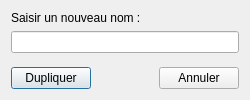
Qt form Src/MatisseServer/ui/DuplicateDialog.ui (IfremerUnderwater/Matisse) before a commit.
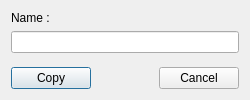
The same form after that commit.

Patch:
```diff
--- a/Src/MatisseServer/ui/DuplicateDialog.ui
+++ b/Src/MatisseServer/ui/DuplicateDialog.ui
@@ -19,7 +19,7 @@
      <item>
       <widget class="QLabel" name="_LA_newNamePrompt">
        <property name="text">
-        <string>Saisir un nouveau nom :</string>
+        <string>Name :</string>
        </property>
       </widget>
      </item>
@@ -46,7 +46,7 @@
      <item>
       <widget class="QPushButton" name="_PB_save">
        <property name="text">
-        <string>Dupliquer</string>
+        <string>Copy</string>
        </property>
       </widget>
      </item>
@@ -66,7 +66,7 @@
      <item>
       <widget class="QPushButton" name="_PB_cancel">
        <property name="text">
-        <string>Annuler</string>
+        <string>Cancel</string>
        </property>
       </widget>
      </item>
```
